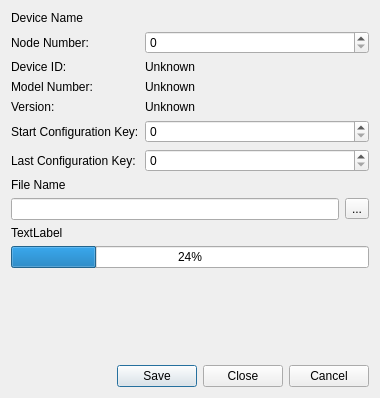
Before: the Qt Designer form cfutil/ui/configSave.ui in mikessut/CAN-FIX-Utility, drawn with Qt 5.
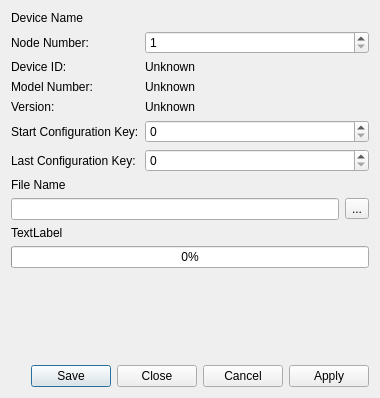
After: the same form once the commit is applied.

```diff
--- a/cfutil/ui/configSave.ui
+++ b/cfutil/ui/configSave.ui
@@ -31,7 +31,14 @@
       </widget>
      </item>
      <item row="2" column="1">
-      <widget class="QSpinBox" name="spinBoxNode"/>
+      <widget class="QSpinBox" name="spinBoxNode">
+       <property name="minimum">
+        <number>1</number>
+       </property>
+       <property name="maximum">
+        <number>255</number>
+       </property>
+      </widget>
      </item>
      <item row="3" column="0">
       <widget class="QLabel" name="label_2">
@@ -128,7 +135,7 @@
    <item>
     <widget class="QProgressBar" name="progressBar">
      <property name="value">
-      <number>24</number>
+      <number>0</number>
      </property>
     </widget>
    </item>
@@ -151,7 +158,7 @@
       <enum>Qt::Horizontal</enum>
      </property>
      <property name="standardButtons">
-      <set>QDialogButtonBox::Cancel|QDialogButtonBox::Close|QDialogButtonBox::Save</set>
+      <set>QDialogButtonBox::Apply|QDialogButtonBox::Cancel|QDialogButtonBox::Close|QDialogButtonBox::Save</set>
      </property>
     </widget>
    </item>
```
Left out of the diff: 16 changed lines with no effect on the pictures.
